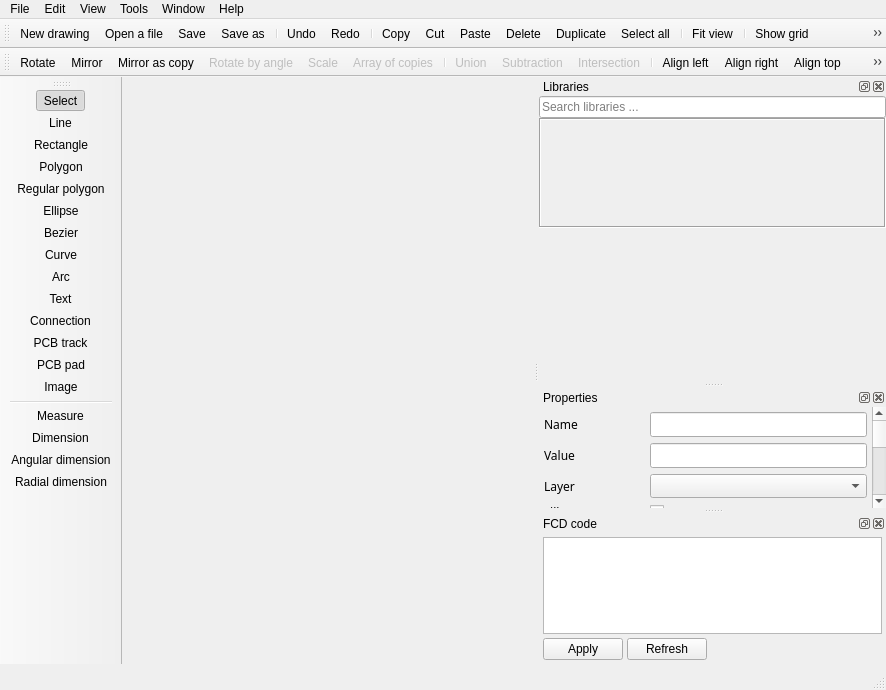
Above: gui/MainWindow.ui from manufino/eSchema before the change. Below: the same form after it.
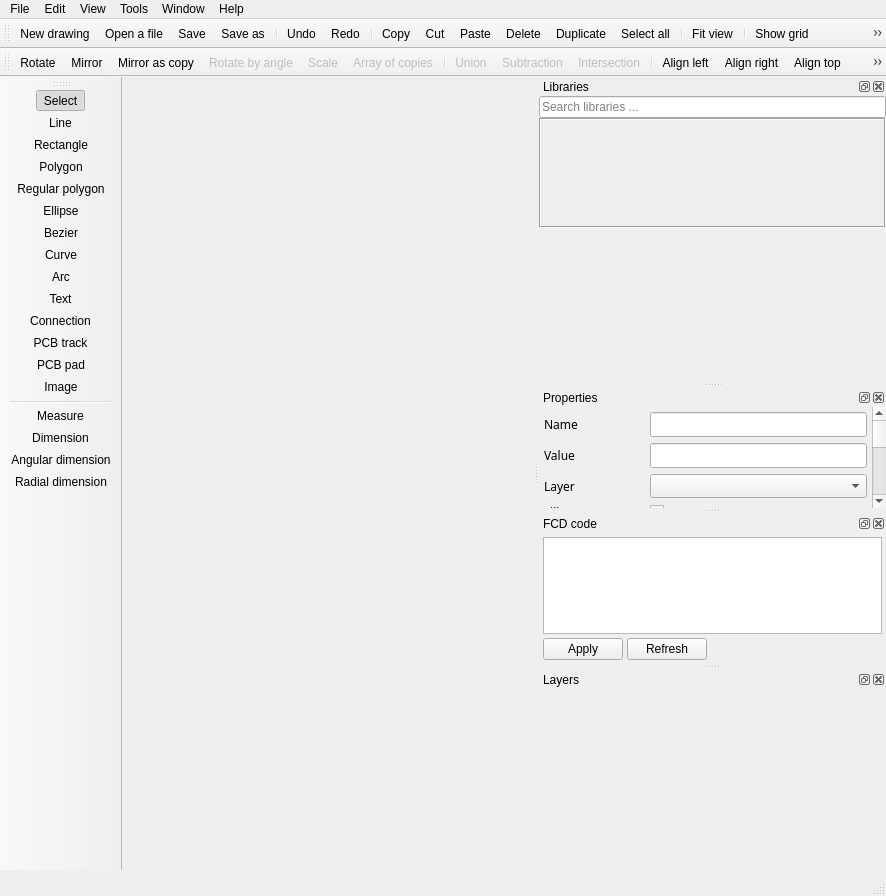
That is the form after the change. Icons and pictures are not drawn. Custom widgets are drawn as their Qt base class.

Commit message:
Turn the layer manager into a dockable panel
DialogLayerList becomes a plain widget hosted by a new "Layers" dock
(hidden by default, shown by Tools > Layer management / Ctrl+L), so
layers can be managed side by side with the drawing instead of in a
separate window. The dock joins the same IDE-style tab/title-bar
treatment, View-menu toggle and icon handling as the other panels.

Diff of the .ui file:
```diff
--- a/gui/MainWindow.ui
+++ b/gui/MainWindow.ui
@@ -1402,6 +1402,25 @@
     </layout>
    </widget>
   </widget>
+  <widget class="QDockWidget" name="dockLayers">
+   <property name="minimumSize">
+    <size>
+     <width>220</width>
+     <height>200</height>
+    </size>
+   </property>
+   <property name="windowIcon">
+    <iconset resource="../resources.qrc">
+     <normaloff>:/res/resources/remix/stack-line.png</normaloff>:/res/resources/remix/stack-line.png</iconset>
+   </property>
+   <property name="windowTitle">
+    <string>Layers</string>
+   </property>
+   <attribute name="dockWidgetArea">
+    <number>2</number>
+   </attribute>
+   <widget class="DialogLayerList" name="layerPanel"/>
+  </widget>
   <widget class="QMenuBar" name="menubar">
    <property name="geometry">
     <rect>
@@ -3169,6 +3188,11 @@
    <extends>QFrame</extends>
    <header>MacroPreviewWidget.h</header>
   </customwidget>
+  <customwidget>
+   <class>DialogLayerList</class>
+   <extends>QWidget</extends>
+   <header>DialogLayerList.h</header>
+  </customwidget>
  </customwidgets>
  <resources>
   <include location="../resources.qrc"/>
```
The commit also changes 5 other files.
